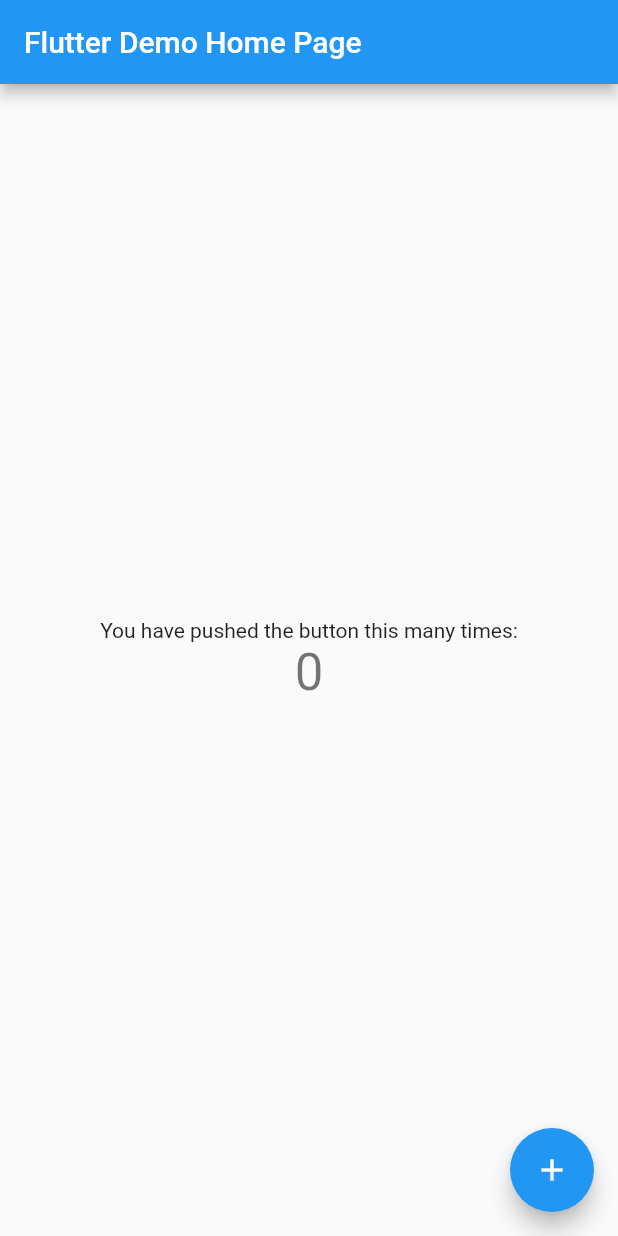
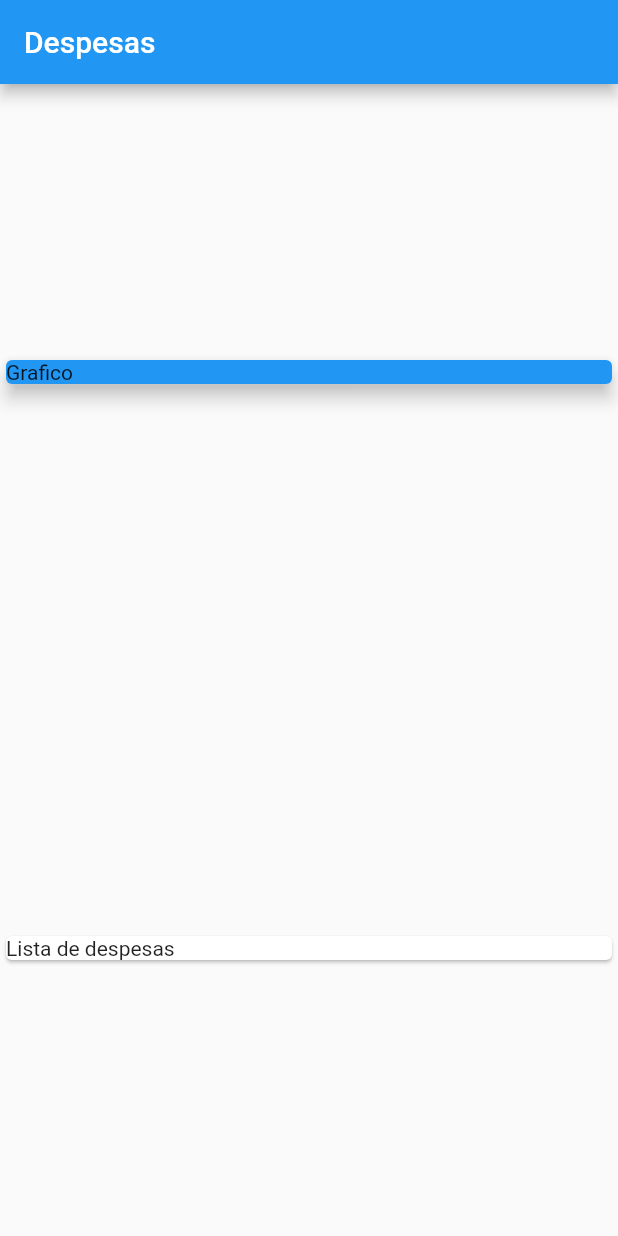
Before and after one commit to fabricioromanii/AppFinancas, a Flutter app: the screen it shows after launch, on a phone screen of 412 x 824 dp. Run offline on Flutter 3.47's test engine with Material 2 defaults, Android fonts, the phone set to English and light mode, and no system bars.

Commit message:
add pequena base

```diff
--- a/lib/main.dart
+++ b/lib/main.dart
@@ -1,117 +1,54 @@
+import 'package:AppFinancas/models/transaction.dart';
 import 'package:flutter/material.dart';
-
-void main() {
-  runApp(MyApp());
-}
-
-class MyApp extends StatelessWidget {
-  // This widget is the root of your application.
+main()=> runApp(ExpensesApp());
+class ExpensesApp extends StatelessWidget {
   @override
   Widget build(BuildContext context) {
     return MaterialApp(
-      title: 'Flutter Demo',
-      theme: ThemeData(
-        // This is the theme of your application.
-        //
-        // Try running your application with "flutter run". You'll see the
-        // application has a blue toolbar. Then, without quitting the app, try
-        // changing the primarySwatch below to Colors.green and then invoke
-        // "hot reload" (press "r" in the console where you ran "flutter run",
-        // or simply save your changes to "hot reload" in a Flutter IDE).
-        // Notice that the counter didn't reset back to zero; the application
-        // is not restarted.
-        primarySwatch: Colors.blue,
-        // This makes the visual density adapt to the platform that you run
-        // the app on. For desktop platforms, the controls will be smaller and
-        // closer together (more dense) than on mobile platforms.
-        visualDensity: VisualDensity.adaptivePlatformDensity,
-      ),
-      home: MyHomePage(title: 'Flutter Demo Home Page'),
+      home:MyHomePage()
     );
   }
 }
 
-class MyHomePage extends StatefulWidget {
-  MyHomePage({Key key, this.title}) : super(key: key);
+class MyHomePage extends StatelessWidget {
+  final _transactions = [
+    Transaction(
+      id: 't1',
+      title: 'Novo Tenis de corrida',
+      value: 310.76,
+      date: DateTime.now(),
+    ),
 
-  // This widget is the home page of your application. It is stateful, meaning
-  // that it has a State object (defined below) that contains fields that affect
-  // how it looks.
+    Transaction(
+      id: 't2',
+      title: 'Conta de luz',
+      value: 230.76,
+      date: DateTime.now(),
+    )
 
-  // This class is the configuration for the state. It holds the values (in this
-  // case the title) provided by the parent (in this case the App widget) and
-  // used by the build method of the State. Fields in a Widget subclass are
-  // always marked "final".
-
-  final String title;
-
-  @override
-  _MyHomePageState createState() => _MyHomePageState();
-}
-
-class _MyHomePageState extends State<MyHomePage> {
-  int _counter = 0;
-
-  void _incrementCounter() {
-    setState(() {
-      // This call to setState tells the Flutter framework that something has
-      // changed in this State, which causes it to rerun the build method below
-      // so that the display can reflect the updated values. If we changed
-      // _counter without calling setState(), then the build method would not be
-      // called again, and so nothing would appear to happen.
-      _counter++;
-    });
-  }
-
+  ];
   @override
   Widget build(BuildContext context) {
-    // This method is rerun every time setState is called, for instance as done
-    // by the _incrementCounter method above.
-    //
-    // The Flutter framework has been optimized to make rerunning build methods
-    // fast, so that you can just rebuild anything that needs updating rather
-    // than having to individually change instances of widgets.
     return Scaffold(
-      appBar: AppBar(
-        // Here we take the value from the MyHomePage object that was created by
-        // the App.build method, and use it to set our appbar title.
-        title: Text(widget.title),
+      appBar: AppBar(title:Text("Despesas"),
       ),
-      body: Center(
-        // Center is a layout widget. It takes a single child and positions it
-        // in the middle of the parent.
-        child: Column(
-          // Column is also a layout widget. It takes a list of children and
-          // arranges them vertically. By default, it sizes itself to fit its
-          // children horizontally, and tries to be as tall as its parent.
-          //
-          // Invoke "debug painting" (press "p" in the console, choose the
-          // "Toggle Debug Paint" action from the Flutter Inspector in Android
-          // Studio, or the "Toggle Debug Paint" command in Visual Studio Code)
-          // to see the wireframe for each widget.
-          //
-          // Column has various properties to control how it sizes itself and
-          // how it positions its children. Here we use mainAxisAlignment to
-          // center the children vertically; the main axis here is the vertical
-          // axis because Columns are vertical (the cross axis would be
-          // horizontal).
-          mainAxisAlignment: MainAxisAlignment.center,
-          children: <Widget>[
-            Text(
-              'You have pushed the button this many times:',
+      body: Column(
+        mainAxisAlignment: MainAxisAlignment.spaceAround,
+        crossAxisAlignment: CrossAxisAlignment.stretch,
+        children: <Widget>[
+          Container(
+            child: Card(
+              child: Text("Grafico"),
+              elevation: 5,
+              color:Colors.blue,
             ),
-            Text(
-              '$_counter',
-              style: Theme.of(context).textTheme.headline4,
+          ),
+          Container(
+            child: Card(child:Text("Lista de despesas"),
             ),
-          ],
-        ),
-      ),
-      floatingActionButton: FloatingActionButton(
-        onPressed: _incrementCounter,
-        tooltip: 'Increment',
-        child: Icon(Icons.add),
-      ), // This trailing comma makes auto-formatting nicer for build methods.
+          ),
+        ]
+      )
     );
   }
 }
--- /dev/null
+++ b/lib/models/transaction.dart
@@ -0,0 +1,14 @@
+class Transaction{
+  final String id;
+  final String title;
+  final double value;
+  final DateTime date;
+
+  Transaction({
+    this.id,
+    this.title,
+    this.value,
+    this.date,
+  });
+
+}
```
Also changed, not shown: 1 other file.
